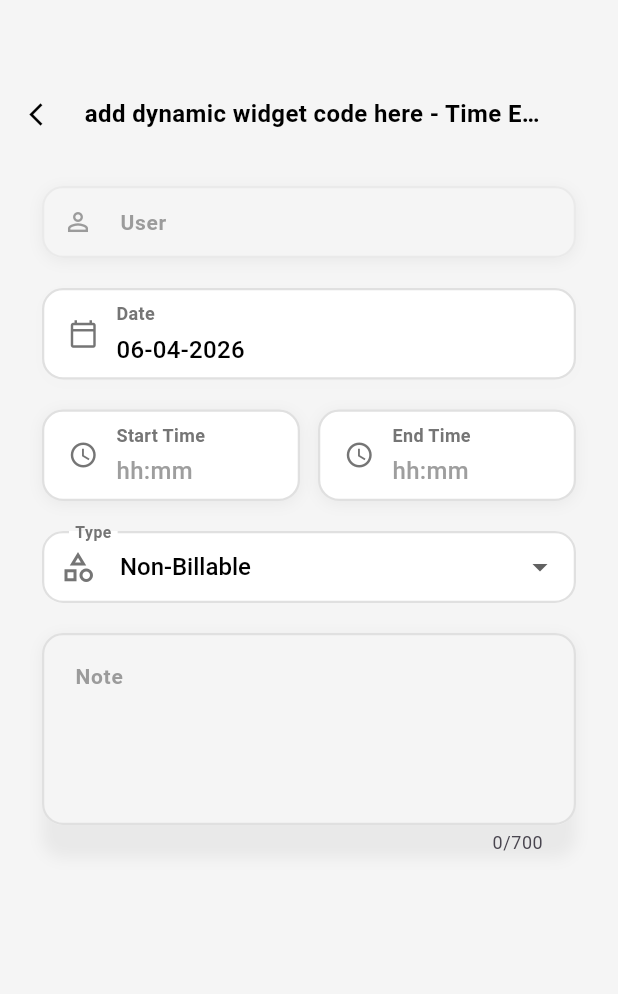
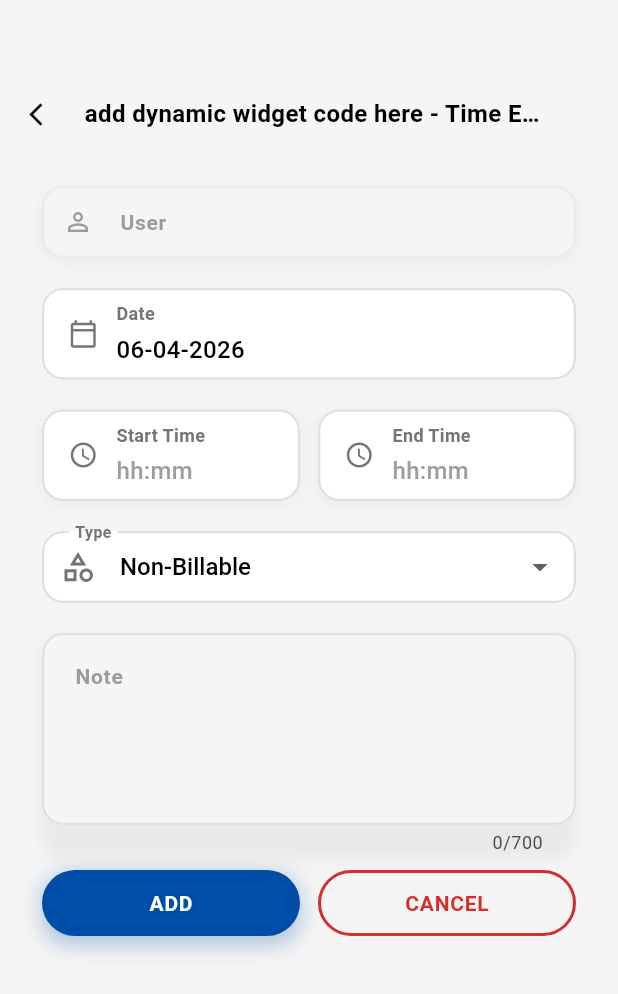
Before and after one commit to ankit76350dsv/dsv360_mobile_app, a Flutter app: the RequestTimeEntriesScreen screen opened directly, on a phone screen of 412 x 824 dp. Shown: the top 994 px of the screen. Run offline on Flutter 3.47's test engine with Material 3 defaults, Android fonts, the phone set to English and light mode, and no system bars; our stand-ins replace connectivity_plus, dio, file_picker, fl_chart, flutter_riverpod, flutter_speed_dial and 4 more; missing offline and left inert: crop_your_image, syncfusion_flutter_pdfviewer, zcatalyst_sdk; accounts and stored records are empty; generated files the repository leaves out were written again.

Commit message:
inProgress: add and cancel button added on Request TimeEntry Page

```diff
--- a/lib/features/time_entry/view/pages/request_time_entries_screen.dart
+++ b/lib/features/time_entry/view/pages/request_time_entries_screen.dart
@@ -37,6 +37,8 @@ class _RequestTimeEntriesScreenState extends State<RequestTimeEntriesScreen> {
   late TextEditingController _endTimeController;
   late TextEditingController _noteController;
   String? _selectedType;
+  bool _isLoading = false;
+
   final List<String> _typeOptions = ['Billable', 'Non-Billable'];
 
   DateTime? _selectedDate;
@@ -94,24 +96,6 @@ class _RequestTimeEntriesScreenState extends State<RequestTimeEntriesScreen> {
     return '$hour:$minute $period';
   }
 
-  /// Calculate total time in minutes from AM/PM format times
-  // int _calculateTotalMinutes(String startTimeAMPM, String endTimeAMPM) {
-  //   try {
-  //     final format = DateFormat('h:mm a');
-  //     final startTime = format.parse(startTimeAMPM);
-  //     final endTime = format.parse(endTimeAMPM);
-
-  //     Duration duration = endTime.difference(startTime);
-  //     if (duration.isNegative) {
-  //       // If end time is before start time, assume next day
-  //       duration = Duration(hours: 24) + duration;
-  //     }
-  //     return duration.inMinutes;
-  //   } catch (e) {
-  //     debugPrint('❌ Error calculating total minutes: $e');
-  //     return 0;
-  //   }
-  // }
 
   Future<void> _selectTime(BuildContext context, bool isStartTime) async {
     final customColors = Theme.of(context).custom;
@@ -144,6 +128,10 @@ class _RequestTimeEntriesScreenState extends State<RequestTimeEntriesScreen> {
       });
     }
   }
+
+  void _sampleSaveDeleteIt() {
+    ScaffoldMessenger.of(context).showSnackBar(SnackBar(content: Text("add /save clicked")));
+  } //delete this after test
 
 
 
@@ -468,6 +456,85 @@ class _RequestTimeEntriesScreenState extends State<RequestTimeEntriesScreen> {
               ),
               const SizedBox(height: 8),
 
+               // Action Buttons
+              Row(
+                children: [
+                  Expanded(
+                    child: Container(
+                      decoration: BoxDecoration(
+                        borderRadius: BorderRadius.circular(18),
+                        boxShadow: [
+                          BoxShadow(
+                            color: customColors.primary!.withOpacity(0.3),
+                            blurRadius: 12,
+                            offset: const Offset(0, 4),
+                          ),
+                        ],
+                      ),
+                      child: ListenableBuilder(
+                        listenable: TimerService.instance,
+                        builder: (context, _){
+
+                          return ElevatedButton(
+                          onPressed: (TimerService.instance.isRunning) ? null : _sampleSaveDeleteIt, //add time entries save funciton here as _addTimeEntry or with any other name
+                          style: ElevatedButton.styleFrom(
+                            backgroundColor: customColors.primary,
+                            foregroundColor: Colors.white,
+                            padding: const EdgeInsets.symmetric(vertical: 12),
+                            shape: RoundedRectangleBorder(
+                              borderRadius: BorderRadius.circular(24),
+                            ),
+                            elevation: 0,
+                          ),
+                          child: _isLoading
+                              ? const SizedBox(
+                                  height: 20,
+                                  width: 20,
+                                  child: CircularProgressIndicator(
+                                    strokeWidth: 2,
+                                    valueColor: AlwaysStoppedAnimation<Color>(Colors.white),
+                                  ),
+                                )
+                              : Text(
+                                  widget.editingEntry != null ? 'SAVE' : 'ADD',
+                                  style: const TextStyle(
+                                    fontSize: 14,
+                                    fontWeight: FontWeight.w600,
+                                    letterSpacing: 0.5,
+                                  ),
+                                ),
+                        );
+                        },
+
+                      ),
+                    ),
+                  ),
+                  const SizedBox(width: 12),
+                  Expanded(
+                    child: OutlinedButton(
+                      onPressed:() => Navigator.of(context).pop(), // onPressed: _isLoading ? null : () => Navigator.of(context).pop(),
+                      style: OutlinedButton.styleFrom(
+                        foregroundColor: customColors.error,
+                        side: BorderSide(color: customColors.error!, width: 2),
+                        padding: const EdgeInsets.symmetric(vertical: 12),
+                        shape: RoundedRectangleBorder(
+                          borderRadius: BorderRadius.circular(24),
+                        ),
+                      ),
+                      child: const Text(
+                        'CANCEL',
+                        style: TextStyle(
+                          fontSize: 14,
+                          fontWeight: FontWeight.w600,
+                          letterSpacing: 0.5,
+                        ),
+                      ),
+                    ),
+                  ),
+                ],
+              ),
+              const SizedBox(height: 12),
+
 
 
 
```
